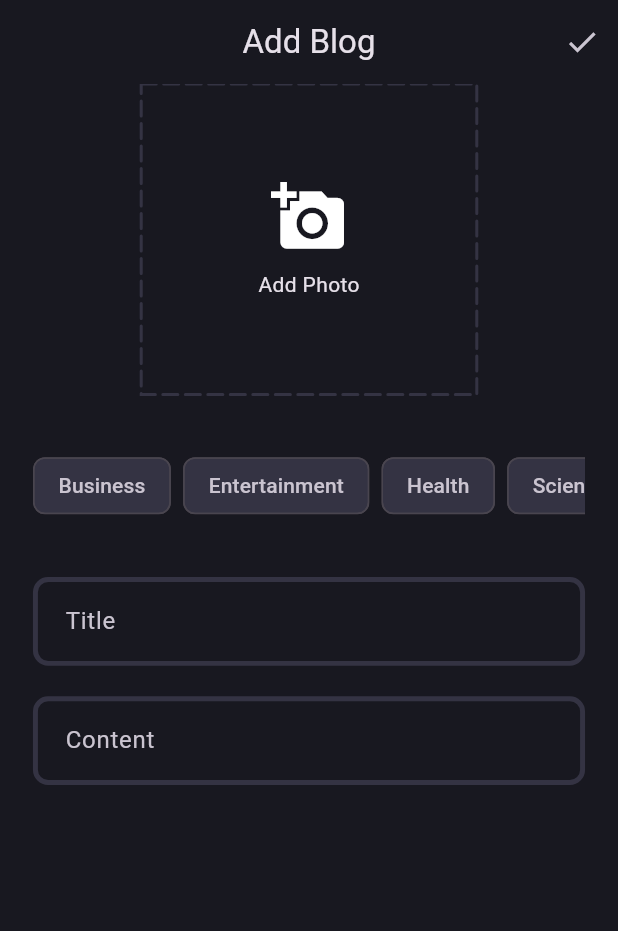
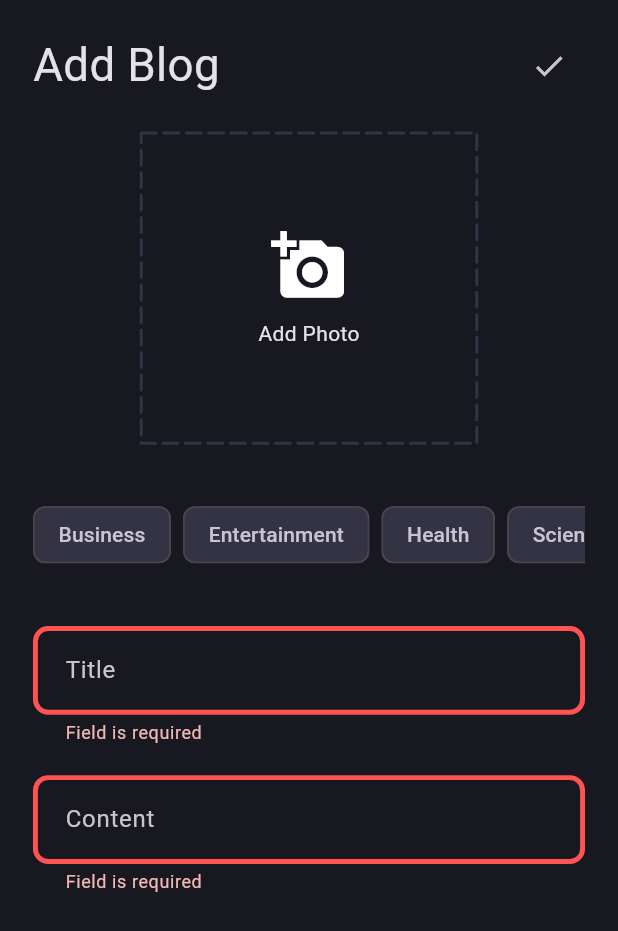
Before and after one commit to mohamadnafe14-arch/Blog-App, a Flutter app: the AddBlogView screen opened by its route, after a tap on the "done" icon, on a phone screen of 412 x 824 dp. Shown: the top 931 px of the screen. Run offline on Flutter 3.47's test engine with Material 3 defaults, Android fonts, the phone set to English and light mode, and no system bars; drawn by our look-alikes of dotted_border; our stand-ins replace flutter_bloc, flutter_screenutil, fpdart, get_it, go_router, image_picker and 1 more; accounts and stored records are empty.

Commit message:
finshing adding blog

```diff
--- a/lib/core/theme/app_theme.dart
+++ b/lib/core/theme/app_theme.dart
@@ -10,6 +10,7 @@ class AppTheme {
       border: OutlineInputBorder(borderRadius: BorderRadius.circular(8)),
       enabledBorder: _border(),
       focusedBorder: _border(AppPallete.gradient2),
+      errorBorder: _border(AppPallete.errorColor),
       contentPadding: EdgeInsets.all(16.w),
     ),
   );
--- a/lib/features/blog/domain/enities/blog.dart
+++ b/lib/features/blog/domain/enities/blog.dart
@@ -6,15 +6,16 @@ class Blog {
   final String content;
   final String? imageUrl;
   final List<String>? topics;
-
+  final String? name;
   Blog({
     required this.id,
     required this.updatedAt,
     required this.title,
     required this.posterId,
     required this.content,
-    this.imageUrl,
-    this.topics,
+    required this.imageUrl,
+    required this.topics,
+    this.name,
   });
 
   Blog copyWith({
@@ -25,6 +26,7 @@ class Blog {
     String? content,
     String? imageUrl,
     List<String>? topics,
+    String? name,
   }) {
     return Blog(
       id: id ?? this.id,
@@ -34,6 +36,7 @@ class Blog {
       content: content ?? this.content,
       imageUrl: imageUrl ?? this.imageUrl,
       topics: topics ?? this.topics,
+      name: name ?? this.name,
     );
   }
 }
--- a/lib/features/blog/domain/repos/blog_repo.dart
+++ b/lib/features/blog/domain/repos/blog_repo.dart
@@ -12,4 +12,6 @@ abstract class BlogRepo {
     required File image,
     required List<String> topics,
   });
+
+  Future<Either<Failure, List<Blog>>> getBlogs();
 }
--- a/lib/features/blog/presentation/views/add_blog_view.dart
+++ b/lib/features/blog/presentation/views/add_blog_view.dart
@@ -8,11 +8,6 @@ class AddBlogView extends StatelessWidget {
   Widget build(BuildContext context) {
     return SafeArea(
       child: Scaffold(
-        appBar: AppBar(
-          title: const Text("Add Blog"),
-          centerTitle: true,
-          actions: [IconButton(onPressed: () {}, icon: const Icon(Icons.done))],
-        ),
         body: AddBlogBody(),
       ),
     );
--- a/lib/features/blog/presentation/views/widgets/add_blog_body.dart
+++ b/lib/features/blog/presentation/views/widgets/add_blog_body.dart
@@ -1,12 +1,16 @@
+import 'package:blog_app/core/utils/app_router.dart';
+import 'package:blog_app/features/auth/presentation/manager/auth_cubit/auth_cubit.dart';
+import 'package:blog_app/features/blog/presentation/manager/blog_cubit/blog_cubit.dart';
 import 'package:blog_app/features/blog/presentation/views/widgets/adding_photo_widget.dart';
 import 'package:blog_app/features/blog/presentation/views/widgets/categroy_chips.dart';
 import 'package:blog_app/features/blog/presentation/views/widgets/custom_text_form_field.dart';
 import 'package:flutter/material.dart';
+import 'package:flutter_bloc/flutter_bloc.dart';
 import 'package:flutter_screenutil/flutter_screenutil.dart';
+import 'package:go_router/go_router.dart';
 
 class AddBlogBody extends StatefulWidget {
   const AddBlogBody({super.key});
-
   @override
   State<AddBlogBody> createState() => _AddBlogBodyState();
 }
@@ -16,13 +20,75 @@ class _AddBlogBodyState extends State<AddBlogBody> {
   String? title, content;
   @override
   Widget build(BuildContext context) {
-    return Form(
+    return BlocListener<BlogCubit, BlogState>(
+      listener: (context, state) {
+        if (state is BlogSuccess) {
+          GoRouter.of(context).go(AppRouter.blogRoute);
+        }
+      },
+      child: Form(
         key: formKey,
         child: SingleChildScrollView(
           child: Padding(
             padding: EdgeInsets.symmetric(horizontal: 20.w),
             child: Column(
               children: [
+                SizedBox(height: 20.h),
+                Row(
+                  mainAxisAlignment: MainAxisAlignment.center,
+                  children: [
+                    Text('Add Blog', style: TextStyle(fontSize: 30.sp)),
+                    Spacer(),
+                    IconButton(
+                      icon: const Icon(Icons.done),
+                      onPressed: () {
+                        if (formKey.currentState!.validate()) {
+                          formKey.currentState!.save();
+                          final image = BlocProvider.of<BlogCubit>(
+                            context,
+                          ).image;
+                          if (image == null) {
+                            ScaffoldMessenger.of(context).showSnackBar(
+                              const SnackBar(
+                                content: Text('Please add a photo'),
+                              ),
+                            );
+                            return;
+                          }
+                          final topics = BlocProvider.of<BlogCubit>(
+                            context,
+                          ).topics;
+                          if (topics.isEmpty) {
+                            ScaffoldMessenger.of(context).showSnackBar(
+                              const SnackBar(
+                                content: Text('Please add a topic'),
+                              ),
+                            );
+                            return;
+                          }
+                          BlocProvider.of<BlogCubit>(context).addBlog(
+                            title: title!,
+                            posterId:
+                                (BlocProvider.of<AuthCubit>(context).state
+                                        as AuthSuccess)
+                                    .user
+                                    .id,
+                            content: content!,
+                            image: image,
+                            topics: topics,
+                          );
+                          BlocProvider.of<BlogCubit>(context).clearImage();
+                          BlocProvider.of<BlogCubit>(context).clearTopics();
+                          ScaffoldMessenger.of(context).showSnackBar(
+                            const SnackBar(content: Text('Blog added')),
+                          );
+                          GoRouter.of(context).go(AppRouter.blogRoute);
+                        }
+                      },
+                    ),
+                  ],
+                ),
+                SizedBox(height: 20.h),
                 Align(
                   alignment: AlignmentGeometry.center,
                   child: AddingPhotoWidget(),
@@ -45,6 +111,7 @@ class _AddBlogBodyState extends State<AddBlogBody> {
             ),
           ),
         ),
+      ),
     );
   }
 }
--- a/lib/features/blog/presentation/views/widgets/adding_photo_widget.dart
+++ b/lib/features/blog/presentation/views/widgets/adding_photo_widget.dart
@@ -2,8 +2,10 @@ import 'dart:io';
 
 import 'package:blog_app/core/theme/app_palette.dart';
 import 'package:blog_app/core/utils/image_taking.dart';
+import 'package:blog_app/features/blog/presentation/manager/blog_cubit/blog_cubit.dart';
 import 'package:dotted_border/dotted_border.dart';
 import 'package:flutter/material.dart';
+import 'package:flutter_bloc/flutter_bloc.dart';
 import 'package:flutter_screenutil/flutter_screenutil.dart';
 
 class AddingPhotoWidget extends StatefulWidget {
@@ -27,16 +29,18 @@ class _AddingPhotoWidgetState extends State<AddingPhotoWidget> {
       child: GestureDetector(
         onTap: () async {
           _image = await pickImage();
+          // ignore: use_build_context_synchronously
+          BlocProvider.of<BlogCubit>(context).setImage(_image!);
           setState(() {});
         },
-        child: _image!= null
+        child: _image != null
             ? ClipRRect(
                 borderRadius: BorderRadiusGeometry.circular(10.r),
                 child: Image.file(
                   _image!,
+                  height: 200.h,
+                  width: double.infinity,
                   fit: BoxFit.cover,
-                  height: 200.h,
-                  width: 200.w,
                 ),
               )
             : SizedBox(
--- a/lib/features/blog/presentation/views/widgets/category_item.dart
+++ b/lib/features/blog/presentation/views/widgets/category_item.dart
@@ -1,5 +1,7 @@
 import 'package:blog_app/core/theme/app_palette.dart';
+import 'package:blog_app/features/blog/presentation/manager/blog_cubit/blog_cubit.dart';
 import 'package:flutter/material.dart';
+import 'package:flutter_bloc/flutter_bloc.dart';
 
 class CategoryItem extends StatefulWidget {
   const CategoryItem({super.key, required this.name});
@@ -16,6 +18,7 @@ class _CategoryItemState extends State<CategoryItem> {
     return GestureDetector(
       onTap: () {
         isSelected = !isSelected;
+        BlocProvider.of<BlogCubit>(context).considerTopics(widget.name);
         setState(() {});
       },
       child: Chip(
```
Also changed, not shown: lib/core/utils/service_locator.dart (+12 -3 lines), lib/features/blog/data/data_sources/remote_blog_data_source.dart (renamed from lib/features/blog/data/data_sources/remote_add_blog_data_source.dart, +22 -5 lines), lib/features/blog/data/models/blog_model.dart (+7 -4 lines), lib/features/blog/data/repos/blog_repo_impl.dart (+12 -2 lines), lib/features/blog/presentation/manager/blog_cubit/blog_cubit.dart (+18 -0 lines), lib/main.dart (+15 -6 lines). Lines whose indentation alone changed are shown as unchanged.
